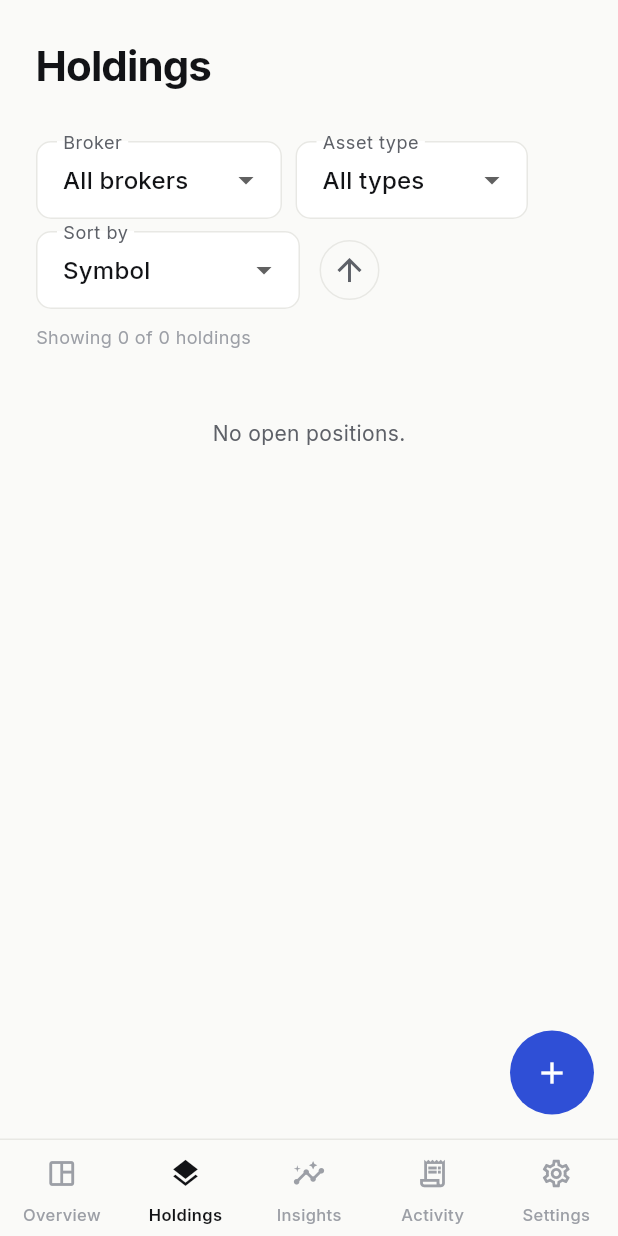
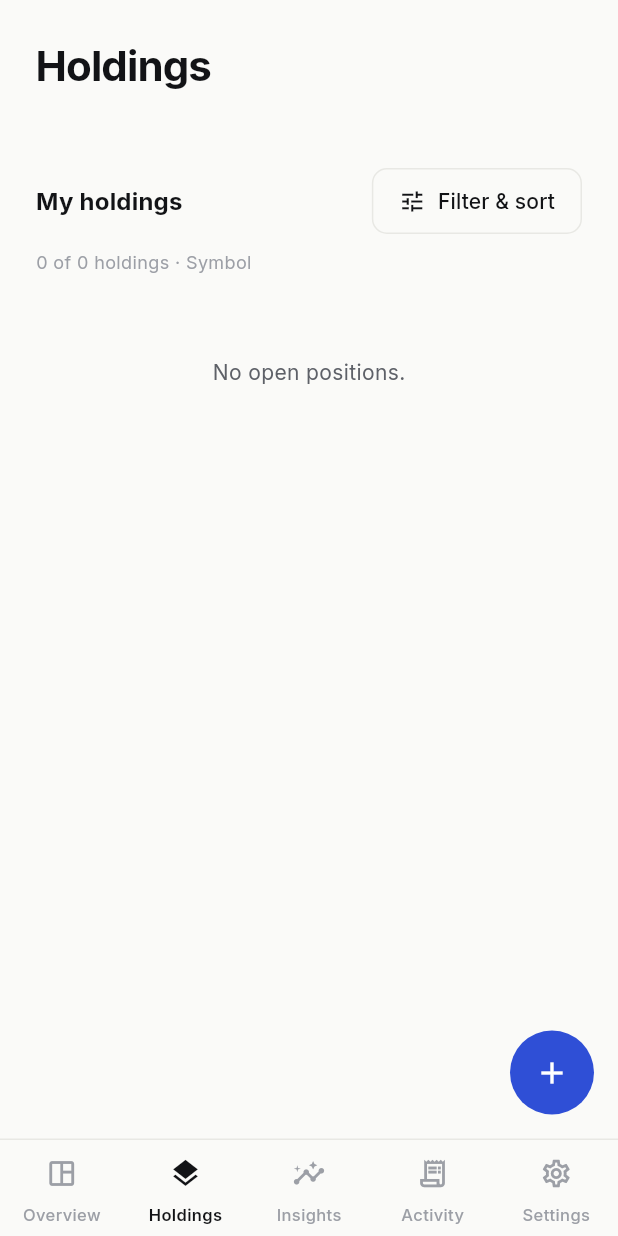
Before and after one commit to wynnteo/huatlui, a Flutter app: the screen it shows after launch, item 2 of the bottom bar chosen, on a phone screen of 412 x 824 dp. Run offline on Flutter 3.47's test engine with Material 3 defaults, Android fonts, the phone set to English and light mode, and no system bars; our stand-ins replace file_picker, google_fonts, hive_flutter, local_auth, package_info_plus, shared_preferences; accounts and stored records are empty; network calls fail.

Commit message:
Replace crowded Holdings dropdowns with compact bottom-sheet filters and alert spacing

```diff
--- a/lib/screens/holdings_screen.dart
+++ b/lib/screens/holdings_screen.dart
@@ -25,6 +25,129 @@ class _HoldingsScreenState extends State<HoldingsScreen> {
   AssetClass? _selectedAssetClass;
   HoldingSort _sort = HoldingSort.symbol;
   bool _descending = false;
+
+  String _sortLabel(HoldingSort sort, bool zh) => switch (sort) {
+    HoldingSort.symbol => zh ? '代码' : 'Symbol',
+    HoldingSort.marketValue => zh ? '市值' : 'Market value',
+    HoldingSort.profitLoss => zh ? '浮动盈亏' : 'Unrealized P/L',
+    HoldingSort.profitLossPct => zh ? '盈亏比例' : 'P/L %',
+  };
+
+  Future<void> _showDisplayOptions(BuildContext context) async {
+    final zh = Localizations.localeOf(context).languageCode == 'zh';
+    final t = AppLocalizations.of(context)!;
+    String? broker = _selectedAccountId;
+    AssetClass? asset = _selectedAssetClass;
+    HoldingSort sort = _sort;
+    bool descending = _descending;
+
+    await showModalBottomSheet<void>(
+      context: context,
+      isScrollControlled: true,
+      showDragHandle: true,
+      builder: (sheetContext) => StatefulBuilder(
+        builder: (sheetContext, updateSheet) => SafeArea(
+          top: false,
+          child: SingleChildScrollView(
+            padding: EdgeInsets.fromLTRB(
+              24, 4, 24, 20 + MediaQuery.viewInsetsOf(sheetContext).bottom),
+            child: Column(
+              crossAxisAlignment: CrossAxisAlignment.start,
+              mainAxisSize: MainAxisSize.min,
+              children: [
+                Text(zh ? '筛选与排序' : 'Sort & filter',
+                  style: Theme.of(sheetContext).textTheme.titleLarge),
+                const SizedBox(height: 20),
+                Text(zh ? '券商' : 'Broker',
+                  style: Theme.of(sheetContext).textTheme.titleSmall),
+                const SizedBox(height: 8),
+                DropdownButtonFormField<String>(
+                  isExpanded: true,
+                  value: broker ?? '_all',
+                  decoration: const InputDecoration(
+                    border: OutlineInputBorder(), isDense: true),
+                  items: [
+                    DropdownMenuItem(value: '_all',
+                      child: Text(zh ? '全部券商' : 'All brokers')),
+                    for (final a in repo.accounts)
+                      DropdownMenuItem(value: a.id,
+                        child: Text(a.name, overflow: TextOverflow.ellipsis)),
+                  ],
+                  onChanged: (value) => updateSheet(
+                    () => broker = value == '_all' ? null : value),
+                ),
+                const SizedBox(height: 22),
+                Text(zh ? '资产类别' : 'Asset type',
+                  style: Theme.of(sheetContext).textTheme.titleSmall),
+                const SizedBox(height: 8),
+                Wrap(spacing: 7, runSpacing: 4, children: [
+                  ChoiceChip(
+                    label: Text(zh ? '全部' : 'All'),
+                    selected: asset == null,
+                    onSelected: (_) => updateSheet(() => asset = null)),
+                  for (final kind in AssetClass.values)
+                    ChoiceChip(
+                      label: Text(assetClassLabel(t, kind)),
+                      selected: asset == kind,
+                      onSelected: (_) => updateSheet(() => asset = kind)),
+                ]),
+                const SizedBox(height: 22),
+                Text(zh ? '排序方式' : 'Sort by',
+                  style: Theme.of(sheetContext).textTheme.titleSmall),
+                const SizedBox(height: 8),
+                Wrap(spacing: 7, runSpacing: 4, children: [
+                  for (final option in HoldingSort.values)
+                    ChoiceChip(
+                      label: Text(_sortLabel(option, zh)),
+                      selected: sort == option,
+                      onSelected: (_) => updateSheet(() => sort = option)),
+                ]),
+                const SizedBox(height: 12),
+                SegmentedButton<bool>(
+                  segments: [
+                    ButtonSegment(value: false,
+                      label: Text(zh ? '升序' : 'Ascending'),
+                      icon: const Icon(Icons.arrow_upward, size: 16)),
+                    ButtonSegment(value: true,
+                      label: Text(zh ? '降序' : 'Descending'),
+                      icon: const Icon(Icons.arrow_downward, size: 16)),
+                  ],
+                  selected: {descending},
+                  onSelectionChanged: (next) =>
+                    updateSheet(() => descending = next.first),
+                ),
+                const SizedBox(height: 26),
+                Row(children: [
+                  TextButton(
+                    onPressed: () => updateSheet(() {
+                      broker = null;
+                      asset = null;
+                      sort = HoldingSort.symbol;
+                      descending = false;
+                    }),
+                    child: Text(zh ? '重置' : 'Reset'),
+                  ),
+                  const Spacer(),
+                  FilledButton(
+                    onPressed: () {
+                      setState(() {
+                        _selectedAccountId = broker;
+                        _selectedAssetClass = asset;
+                        _sort = sort;
+                        _descending = descending;
+                      });
+                      Navigator.pop(sheetContext);
+                    },
+                    child: Text(zh ? '应用' : 'Apply'),
+                  ),
+                ]),
+              ],
+            ),
+          ),
+        ),
+      ),
+    );
+  }
 
   /// A holding whose price was never fetched (or is a week old) is flagged,
   /// because its gain/loss is only as good as that price.
@@ -152,94 +275,45 @@ class _HoldingsScreenState extends State<HoldingsScreen> {
                 );
               }),
 
-              // Filters apply to the holdings list only; alert banners above
-              // always show all affected holdings.
-              const SizedBox(height: 10),
-              Wrap(
-                spacing: 9,
-                runSpacing: 8,
-                crossAxisAlignment: WrapCrossAlignment.center,
-                children: [
-                  SizedBox(
-                    width: 164,
-                    child: DropdownButtonFormField<String>(
-                      isExpanded: true,
-                      value: selectedAccountId ?? '_all',
-                      decoration: InputDecoration(
-                        labelText: zh ? '券商' : 'Broker',
-                        border: const OutlineInputBorder(),
-                        isDense: true,
-                      ),
-                      items: [
-                        DropdownMenuItem(value: '_all', child: Text(zh ? '所有券商' : 'All brokers')),
-                        for (final a in repo.accounts)
-                          DropdownMenuItem(value: a.id,
-                            child: Text(a.name, overflow: TextOverflow.ellipsis)),
-                      ],
-                      onChanged: (v) => setState(() => _selectedAccountId = v == '_all' ? null : v),
+              // Alert and review cards always remain above display options.
+              // This breathing room keeps the toolbar visually separate.
+              const SizedBox(height: 26),
+              Row(children: [
+                Expanded(
+                  child: Text(zh ? '我的持仓' : 'My holdings',
+                    style: Theme.of(context).textTheme.titleMedium?.copyWith(
+                      fontWeight: FontWeight.w700)),
+                ),
+                OutlinedButton.icon(
+                  onPressed: () => _showDisplayOptions(context),
+                  icon: const Icon(Icons.tune, size: 18),
+                  label: Text(zh ? '筛选 / 排序' : 'Filter & sort'),
+                ),
+              ]),
+              const SizedBox(height: 8),
+              Text(
+                zh ? '显示 ${visible.length} / ${open.length} 项 · ${_sortLabel(_sort, zh)}'
+                   : '${visible.length} of ${open.length} holdings · ${_sortLabel(_sort, zh)}',
+                style: TextStyle(fontSize: 12, color: c.textTertiary),
+              ),
+              if (selectedAccountId != null || _selectedAssetClass != null) ...[
+                const SizedBox(height: 7),
+                Wrap(spacing: 6, runSpacing: 4, children: [
+                  if (selectedAccountId != null)
+                    InputChip(
+                      label: Text(repo.accounts
+                        .where((a) => a.id == selectedAccountId)
+                        .first.name),
+                      onDeleted: () => setState(() => _selectedAccountId = null),
                     ),
-                  ),
-                  SizedBox(
-                    width: 155,
-                    child: DropdownButtonFormField<AssetClass?>(
-                      isExpanded: true,
-                      value: _selectedAssetClass,
-                      decoration: InputDecoration(
-                        labelText: zh ? '资产类别' : 'Asset type',
-                        border: const OutlineInputBorder(),
-                        isDense: true,
-                      ),
-                      items: [
-                        DropdownMenuItem<AssetClass?>(value: null, child: Text(zh ? '所有类别' : 'All types')),
-                        for (final a in AssetClass.values)
-                          DropdownMenuItem<AssetClass?>(
-                            value: a,
-                            child: Text(assetClassLabel(t, a), overflow: TextOverflow.ellipsis)),
-                      ],
-                      onChanged: (v) => setState(() => _selectedAssetClass = v),
+                  if (_selectedAssetClass != null)
+                    InputChip(
+                      label: Text(assetClassLabel(t, _selectedAssetClass!)),
+                      onDeleted: () => setState(() => _selectedAssetClass = null),
                     ),
-                  ),
-                  SizedBox(
-                    width: 176,
-                    child: DropdownButtonFormField<HoldingSort>(
-                      isExpanded: true,
-                      value: _sort,
-                      decoration: InputDecoration(
-                        labelText: zh ? '排序' : 'Sort by',
-                        border: const OutlineInputBorder(),
-                        isDense: true,
-                      ),
-                      items: [
-                        DropdownMenuItem(value: HoldingSort.symbol, child: Text(zh ? '代码' : 'Symbol')),
-                        DropdownMenuItem(value: HoldingSort.marketValue, child: Text(zh ? '市值' : 'Market value')),
-                        DropdownMenuItem(value: HoldingSort.profitLoss, child: Text(zh ? '浮动盈亏' : 'Unrealized P/L')),
-                        DropdownMenuItem(value: HoldingSort.profitLossPct, child: Text(zh ? '盈亏百分比' : 'P/L %')),
-                      ],
-                      onChanged: (v) { if (v != null) setState(() => _sort = v); },
-                    ),
-                  ),
-                  IconButton.outlined(
-                    tooltip: _descending ? (zh ? '降序' : 'Descending') : (zh ? '升序' : 'Ascending'),
-                    onPressed: () => setState(() => _descending = !_descending),
-                    icon: Icon(_descending ? Icons.arrow_downward : Icons.arrow_upward),
-                  ),
-                  if (_selectedAccountId != null || _selectedAssetClass != null || _sort != HoldingSort.symbol || _descending)
-                    TextButton(
-                      onPressed: () => setState(() {
-                        _selectedAccountId = null;
-                        _selectedAssetClass = null;
-                        _sort = HoldingSort.symbol;
-                        _descending = false;
-                      }),
-                      child: Text(zh ? '重置' : 'Reset'),
-                    ),
-                ],
-              ),
-              const SizedBox(height: 10),
-              Text(zh ? '显示 ${visible.length} / ${open.length} 项持仓' :
-                'Showing ${visible.length} of ${open.length} holdings',
-                style: TextStyle(fontSize: 12, color: c.textTertiary)),
-              const SizedBox(height: 6),
+                ]),
+              ],
+              const SizedBox(height: 15),
               if (open.isNotEmpty)
                 Padding(
                   padding: const EdgeInsets.only(bottom: 4),
```
